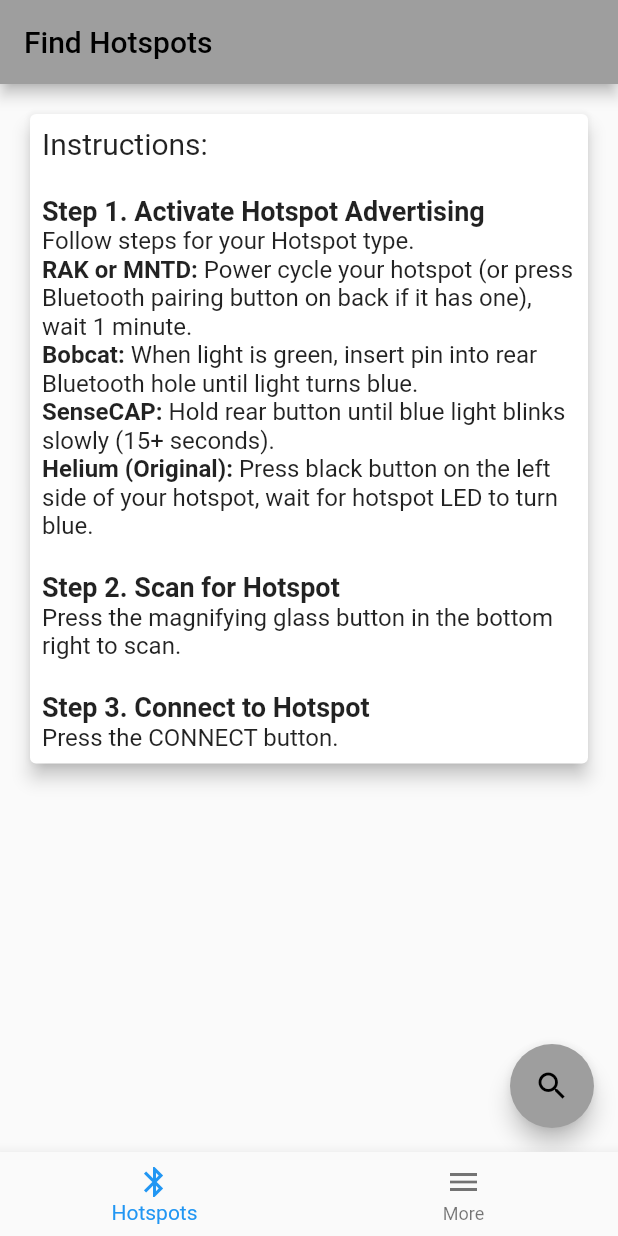
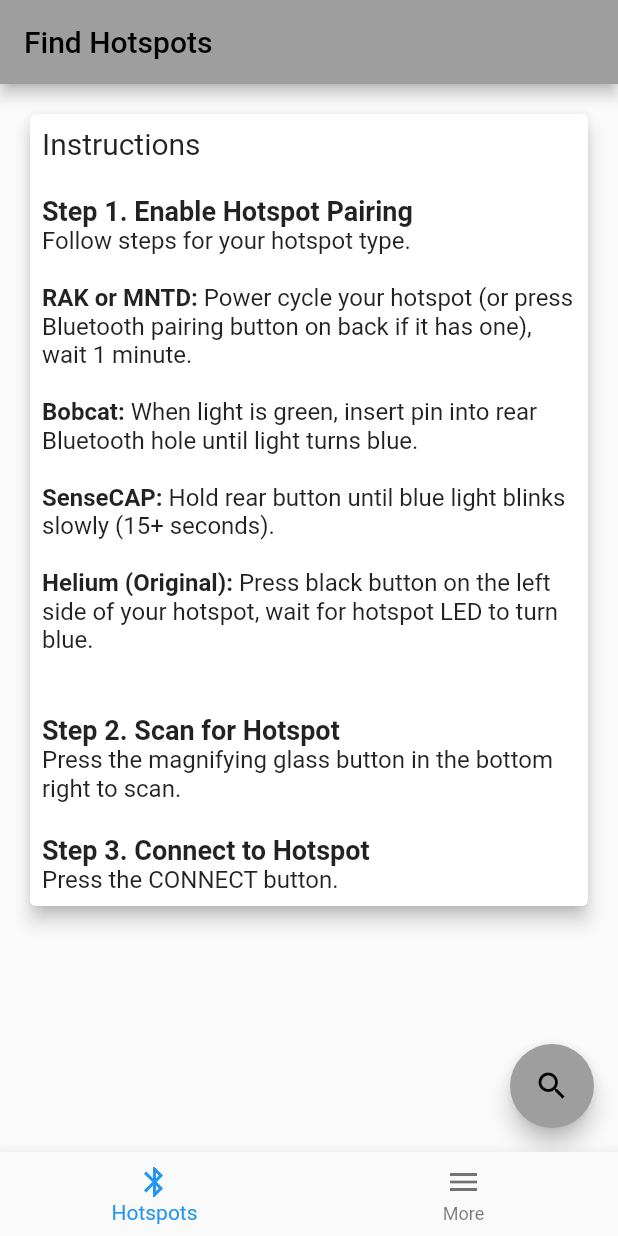
Before and after one commit to kent-williams/hotspot-utility, a Flutter app: the screen it shows after launch, on a phone screen of 412 x 824 dp. Run offline on Flutter 3.47's test engine with Material 2 defaults, Android fonts, the phone set to English and light mode, and no system bars; our stand-ins replace flutter_blue, flutter_icons, share; missing offline and left inert: pretty_json, protobuf.

Commit message:
clean up whitespace

```diff
--- a/lib/src/screens/hotspots_screen.dart
+++ b/lib/src/screens/hotspots_screen.dart
@@ -109,17 +109,17 @@ class _FindDevicesScreenState extends State<FindDevicesScreen> {
                                   style: DefaultTextStyle.of(context).style,
                                   children: <TextSpan>[
                                     TextSpan(
-                                        text: 'Instructions: \n\n',
+                                        text: 'Instructions\n\n',
                                         style: TextStyle(fontSize: 20)),
                                     TextSpan(
                                         text:
-                                            'Step 1. Activate Hotspot Advertising\n',
+                                            'Step 1. Enable Hotspot Pairing\n',
                                         style: TextStyle(
                                             fontWeight: FontWeight.bold,
                                             fontSize: 18)),
                                     TextSpan(
                                         text:
-                                            'Follow steps for your Hotspot type.\n',
+                                            'Follow steps for your hotspot type.\n\n',
                                         style: TextStyle(fontSize: 16)),
                                     TextSpan(
                                         text: 'RAK or MNTD: ',
@@ -128,7 +128,7 @@ class _FindDevicesScreenState extends State<FindDevicesScreen> {
                                             fontSize: 16)),
                                     TextSpan(
                                         text:
-                                            'Power cycle your hotspot (or press Bluetooth pairing button on back if it has one), wait 1 minute.\n',
+                                            'Power cycle your hotspot (or press Bluetooth pairing button on back if it has one), wait 1 minute.\n\n',
                                         style: TextStyle(fontSize: 16)),
                                     TextSpan(
                                         text: 'Bobcat: ',
@@ -137,7 +137,7 @@ class _FindDevicesScreenState extends State<FindDevicesScreen> {
                                             fontSize: 16)),
                                     TextSpan(
                                         text:
-                                            'When light is green, insert pin into rear Bluetooth hole until light turns blue.\n',
+                                            'When light is green, insert pin into rear Bluetooth hole until light turns blue.\n\n',
                                         style: TextStyle(fontSize: 16)),
                                     TextSpan(
                                         text: 'SenseCAP: ',
@@ -146,7 +146,7 @@ class _FindDevicesScreenState extends State<FindDevicesScreen> {
                                             fontSize: 16)),
                                     TextSpan(
                                         text:
-                                            'Hold rear button until blue light blinks slowly (15+ seconds).\n',
+                                            'Hold rear button until blue light blinks slowly (15+ seconds).\n\n',
                                         style: TextStyle(fontSize: 16)),
                                     TextSpan(
                                         text: 'Helium (Original): ',
@@ -155,7 +155,7 @@ class _FindDevicesScreenState extends State<FindDevicesScreen> {
                                             fontSize: 16)),
                                     TextSpan(
                                         text:
-                                            'Press black button on the left side of your hotspot, wait for hotspot LED to turn blue.\n',
+                                            'Press black button on the left side of your hotspot, wait for hotspot LED to turn blue.\n\n',
                                         style: TextStyle(fontSize: 16)),
                                     TextSpan(
                                         text: '\nStep 2. Scan for Hotspot\n',
```
